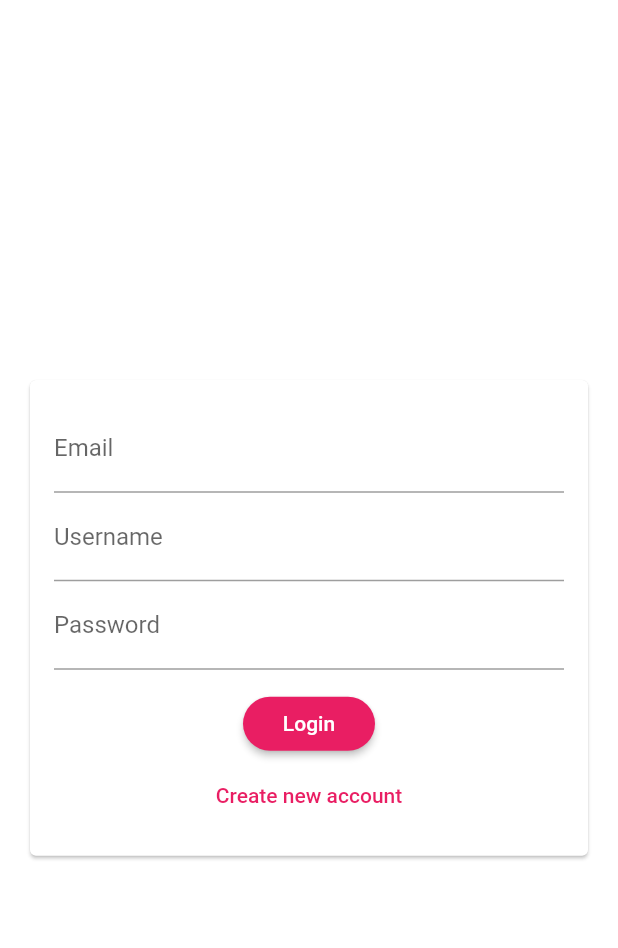
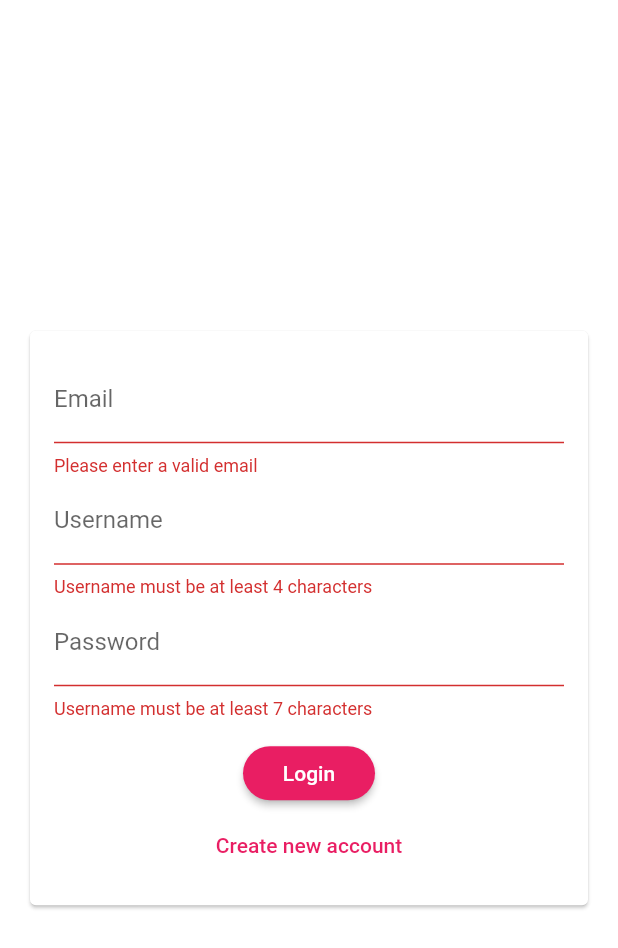
Before and after one commit to nevarwin/chat-app-repo, a Flutter app: the screen it shows after launch, after a tap on "Login", on a phone screen of 412 x 824 dp. Shown: the top 948 px of the screen. Run offline on Flutter 3.47's test engine with Material 2 defaults, Android fonts, the phone set to English and light mode, and no system bars; our stand-ins replace cloud_firestore; accounts and stored records are empty.

Commit message:
added validation

```diff
--- a/chat_app/lib/widgets/auth_form.dart
+++ b/chat_app/lib/widgets/auth_form.dart
@@ -8,6 +8,25 @@ class AuthForm extends StatefulWidget {
 }
 
 class _AuthFormState extends State<AuthForm> {
+  // onSaved variables
+  var userEmail = '';
+  var userName = '';
+  var userPassword = '';
+  var isLogin = true;
+
+  final _formKey = GlobalKey<FormState>();
+
+  void _trySubmit() {
+    final isValid = _formKey.currentState!.validate();
+    // unfocusing the keyboard
+    FocusScope.of(context).unfocus();
+
+    if (isValid) {
+      // to trigger the onSaved in textforms
+      _formKey.currentState!.save();
+    }
+  }
+
   @override
   Widget build(BuildContext context) {
     return Center(
@@ -17,29 +36,82 @@ class _AuthFormState extends State<AuthForm> {
           child: Padding(
             padding: const EdgeInsets.all(16),
             child: Form(
+              key: _formKey,
               child: Column(
                 mainAxisSize: MainAxisSize.min,
                 children: [
+                  // Email
                   TextFormField(
+                    key: const ValueKey('email'),
+                    validator: (value) {
+                      if (value!.isEmpty || !value.contains('@')) {
+                        return 'Please enter a valid email';
+                      }
+                      return null;
+                    },
+                    onSaved: (value) {
+                      userEmail = value!;
+                    },
                     keyboardType: TextInputType.emailAddress,
                     decoration: const InputDecoration(labelText: 'Email'),
                   ),
+
+                  // Username
+                  // Username will be conditional if the user is in login mode
+                  if (isLogin)
+                    TextFormField(
+                      // adding key for the if statement
+                      key: const ValueKey('username'),
+                      validator: (value) {
+                        if (value!.isEmpty || value.length < 4) {
+                          return 'Username must be at least 4 characters';
+                        }
+                        return null;
+                      },
+                      onSaved: (value) {
+                        userName = value!;
+                      },
+                      decoration: const InputDecoration(labelText: 'Username'),
+                    ),
+
+                  // Password
                   TextFormField(
-                    decoration: const InputDecoration(labelText: 'Username'),
-                  ),
-                  TextFormField(
+                    key: const ValueKey('password'),
+                    validator: (value) {
+                      if (value!.isEmpty || value.length < 7) {
+                        return 'Username must be at least 7 characters';
+                      }
+                      return null;
+                    },
+                    onSaved: (value) {
+                      userPassword = value!;
+                    },
                     obscureText: true,
                     decoration: const InputDecoration(labelText: 'Password'),
                   ),
                   const SizedBox(height: 12),
+
+                  // Login Button
                   RaisedButton(
-                    onPressed: () {},
-                    child: const Text('Login'),
+                    onPressed: _trySubmit,
+                    child: Text(
+                      isLogin ? 'Login' : 'Signup',
+                    ),
                   ),
+
+                  // Signup Button
                   FlatButton(
                     textColor: Theme.of(context).primaryColor,
-                    onPressed: () {},
-                    child: const Text('Create new account'),
+                    onPressed: () {
+                      setState(() {
+                        isLogin = !isLogin;
+                      });
+                    },
+                    child: Text(
+                      isLogin
+                          ? 'Create new account'
+                          : 'Already have an account',
+                    ),
                   ),
                 ],
               ),
```
